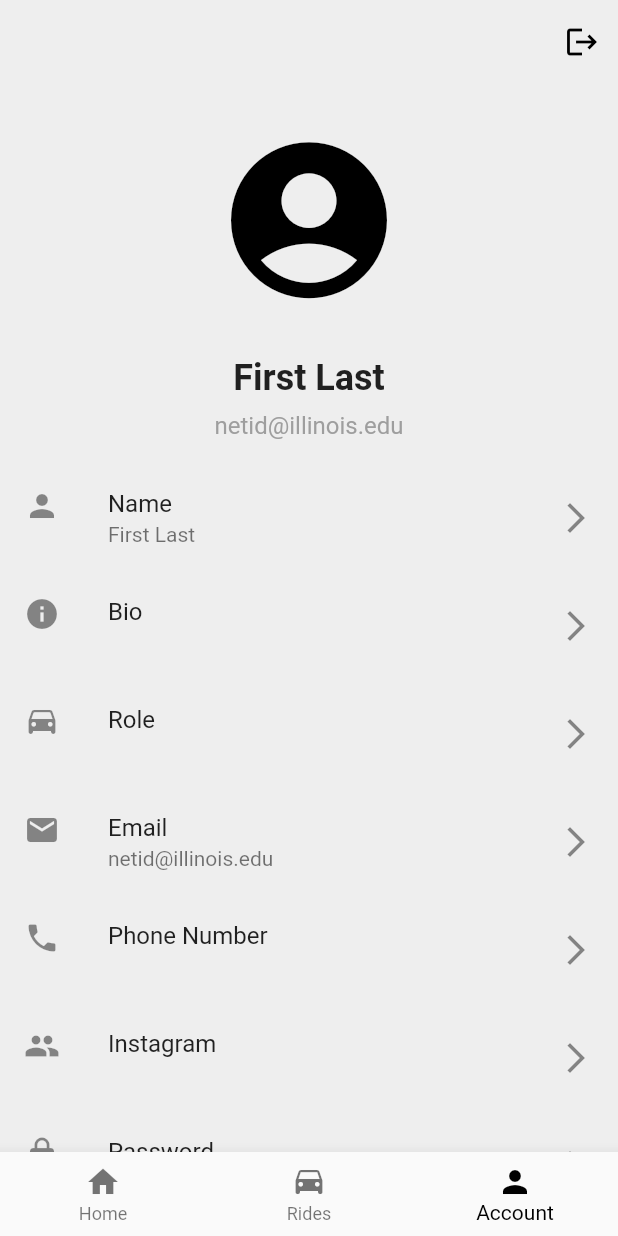
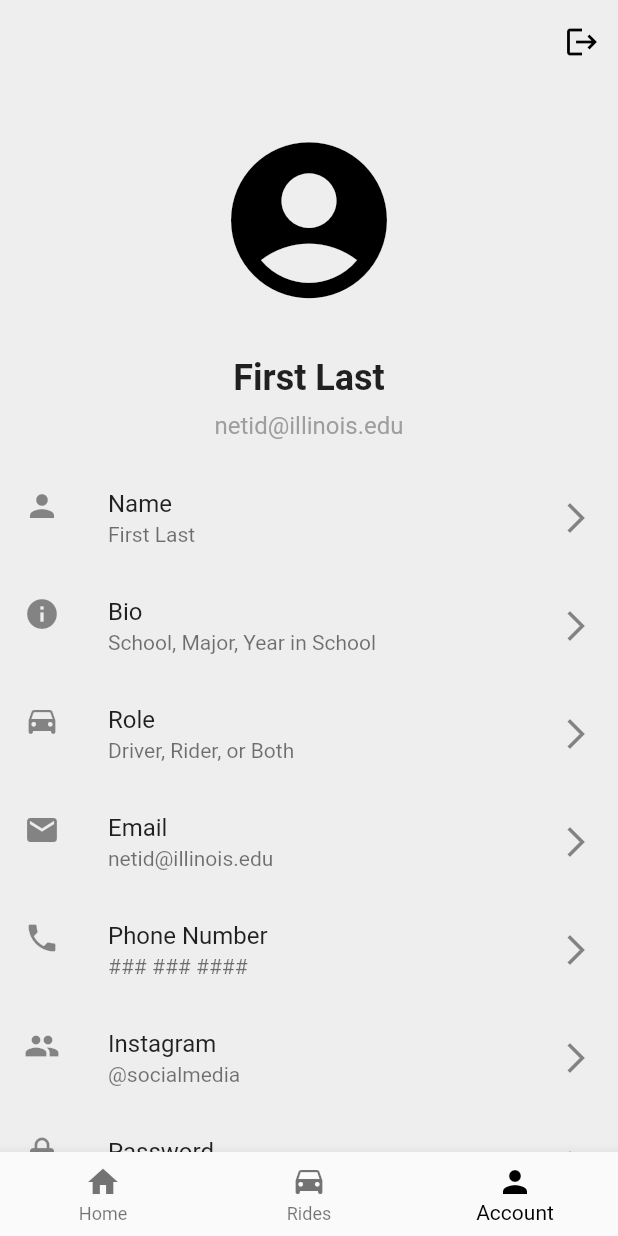
Before and after one commit to SiGMobileUIUC/car_pool_app, a Flutter app: the screen it shows after launch, item 3 of the bottom bar chosen, on a phone screen of 412 x 824 dp. Run offline on Flutter 3.47's test engine with Material 2 defaults, Android fonts, the phone set to English and light mode, and no system bars; our stand-ins replace cloud_firestore, firebase_auth, firebase_core, image_picker; accounts and stored records are empty.

Commit message:
Worked on account UI.

```diff
--- a/car_pool_app/lib/screens/account.dart
+++ b/car_pool_app/lib/screens/account.dart
@@ -16,11 +16,11 @@ class _AccountScreenState extends State<AccountScreen> {
   int currentIndex = 2; // Added currentIndex variable
   String? displayName = 'First Last';
   String? email = 'netid@illinois.edu';
-  String? password = '';
-  String? bio = '';
-  String? role = '';
-  String? phoneNumber = '';
-  String? socialMedia = '';
+  String? password = '********';
+  String? bio = 'School, Major, Year in School';
+  String? role = 'Driver, Rider, or Both';
+  String? phoneNumber = '### ### ####';
+  String? socialMedia = '@socialmedia';
   File? _image;
 
   void signOut(BuildContext context) async {
@@ -469,14 +469,12 @@ class _AccountScreenState extends State<AccountScreen> {
             ListTile(
               leading: const Icon(Icons.lock),
               title: const Text('Password'),
-              subtitle: const Text('******'),
+              subtitle: const Text('********'),
               trailing: const Icon(Icons.arrow_forward_ios),
               onTap: () {
                 editPassword();
               },
             ),
-
-
           ],
         ),
       ),
```
